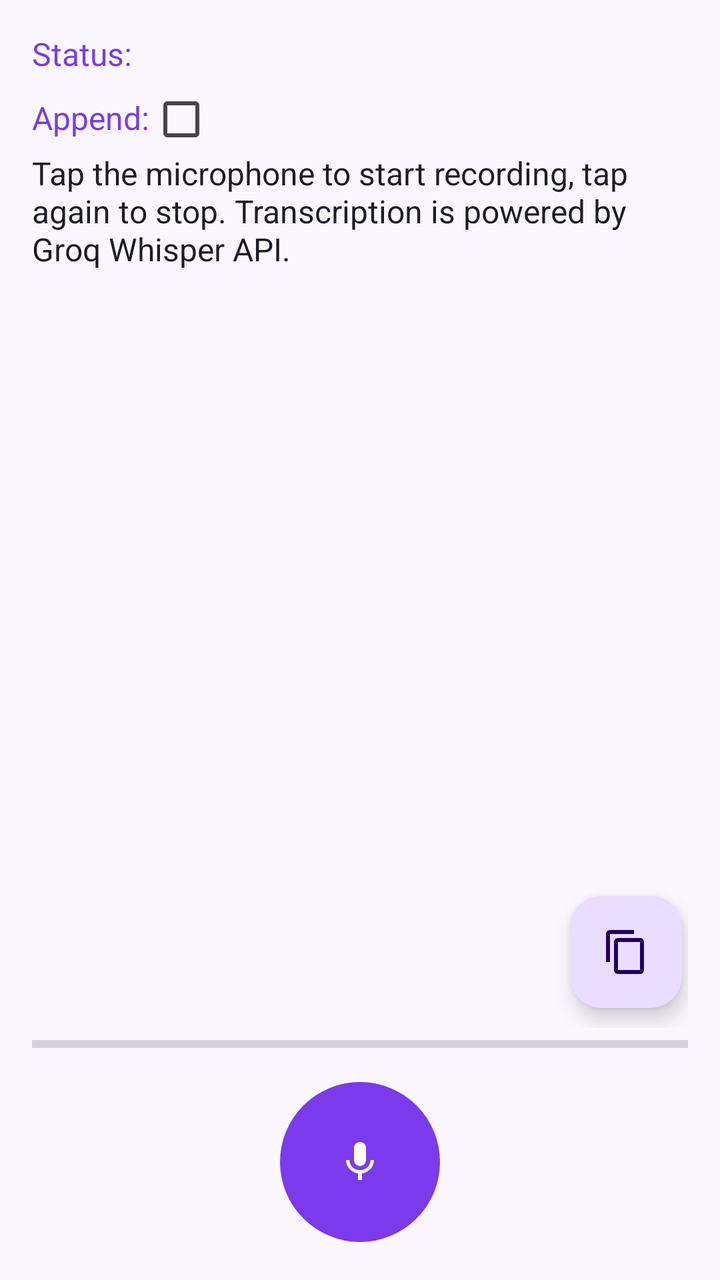
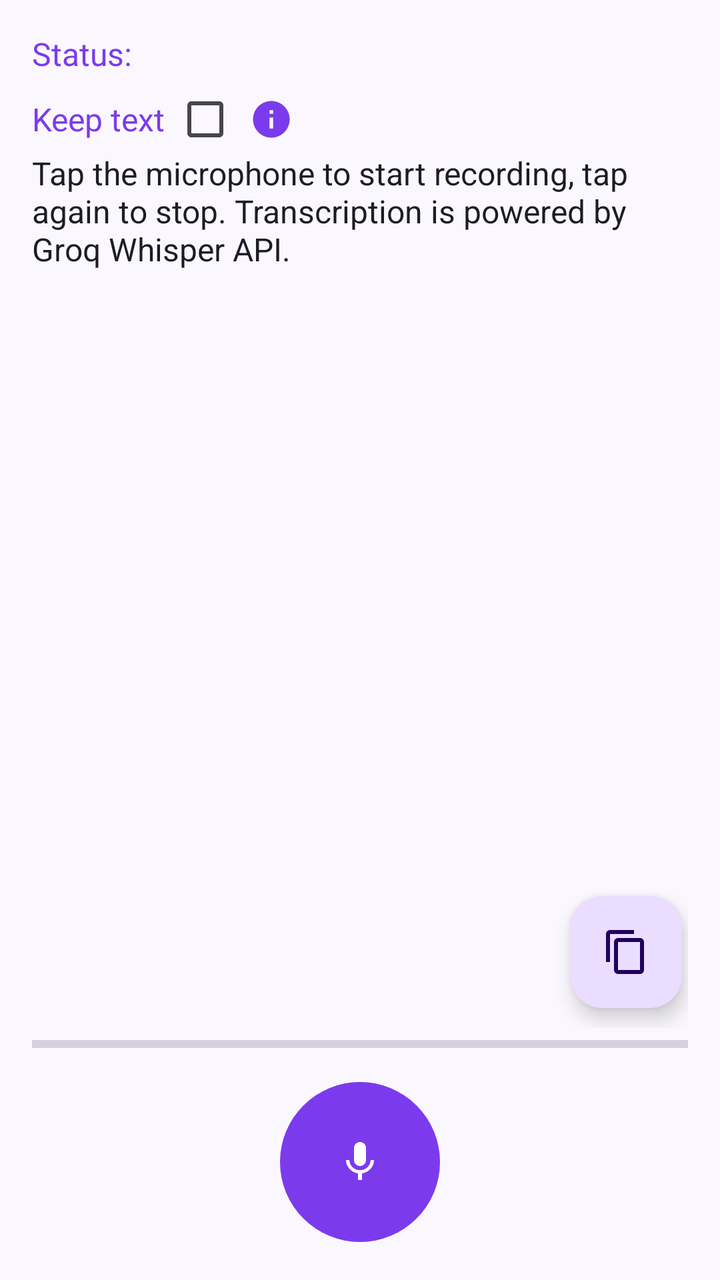

Compare the two renders of this Android layout. The source of the first and the diff that turns it into the second are given below.
<!-- AndroidManifest.xml: application theme Theme.WhisperGroq.ActionBar -->
<!-- res/layout/activity_main.xml -->
<?xml version="1.0" encoding="utf-8"?>
<androidx.coordinatorlayout.widget.CoordinatorLayout xmlns:android="http://schemas.android.com/apk/res/android"
    android:layout_width="match_parent"
    android:layout_height="match_parent"
    android:fitsSystemWindows="true">
    <LinearLayout
        android:layout_width="match_parent"
        android:layout_height="match_parent"
        android:orientation="vertical"
        android:padding="16dp">

        <LinearLayout
            android:layout_width="match_parent"
            android:layout_height="wrap_content"
            android:layout_marginBottom="6dp"
            android:orientation="horizontal">

            <TextView
                android:id="@+id/tvStatusTitle"
                android:layout_width="wrap_content"
                android:layout_height="wrap_content"
                android:textSize="16sp"
                android:textColor="?attr/colorPrimary"
                android:text="@string/status"
                android:layout_marginEnd="8dp" />

            <TextView
                android:id="@+id/tvStatus"
                android:layout_width="wrap_content"
                android:layout_height="wrap_content"
                android:textSize="16sp"
                android:layout_marginStart="8dp" />
        </LinearLayout>

        <LinearLayout
            android:layout_width="match_parent"
            android:layout_height="wrap_content"
            android:gravity="start">

            <TextView
                android:layout_width="wrap_content"
                android:layout_height="wrap_content"
                android:gravity="center_vertical"
                android:textSize="16sp"
                android:textColor="?attr/colorPrimary"
                android:text="@string/append" />

            <CheckBox
                android:id="@+id/mode_append"
                android:layout_width="wrap_content"
                android:layout_height="wrap_content"
                android:minWidth="0dp"
                android:minHeight="0dp"
                android:contentDescription="@string/append"/>
        </LinearLayout>


        <RelativeLayout
            android:layout_width="match_parent"
            android:layout_height="0dp"
            android:layout_weight="1">
            <ScrollView
                android:id="@+id/scrollView"
                android:layout_width="match_parent"
                android:layout_height="match_parent">

                <EditText
                    android:id="@+id/tvResult"
                    android:layout_width="match_parent"
                    android:layout_height="wrap_content"
                    android:cursorVisible="false"
                    android:background="@null"
                    android:text="@string/instructions"
                    android:textSize="16sp" />
            </ScrollView>
            <com.google.android.material.floatingactionbutton.FloatingActionButton
                android:id="@+id/fabCopy"
                android:layout_width="wrap_content"
                android:layout_height="wrap_content"
                android:layout_alignParentEnd="true"
                android:layout_alignParentBottom="true"
                android:layout_marginStart="10dp"
                android:layout_marginTop="10dp"
                android:layout_marginEnd="3dp"
                android:layout_marginBottom="10dp"
                android:contentDescription="@string/copy_to_clipboard"
                android:src="@drawable/ic_copy" />
        </RelativeLayout>

        <ProgressBar
            android:id="@+id/processing_bar"
            android:layout_width="match_parent"
            android:layout_height="wrap_content"
            android:indeterminate="false"
            android:progressTint="?attr/colorPrimary"
            android:indeterminateTint="?attr/colorPrimary"
            style="?android:attr/progressBarStyleHorizontal"/>

        <RelativeLayout
            android:layout_width="wrap_content"
            android:layout_height="wrap_content"
            android:layout_gravity="center_horizontal"
            android:layout_marginTop="8dp">

            <ImageButton
                android:id="@+id/btnRecord"
                android:layout_width="80dp"
                android:layout_height="80dp"
                android:layout_margin="3dp"
                android:layout_centerHorizontal="true"
                android:background="@drawable/kb_mic_button"
                android:padding="16dp"
                android:contentDescription="@string/record_button"
                android:src="@drawable/ic_mic_48dp" />
        </RelativeLayout>
    </LinearLayout>
</androidx.coordinatorlayout.widget.CoordinatorLayout>
<!-- resources referenced by this layout -->
<resources>
  <!-- drawable ic_copy (drawable) -->
  <vector xmlns:android="http://schemas.android.com/apk/res/android"
      android:width="24dp"
      android:height="24dp"
      android:viewportWidth="24"
      android:viewportHeight="24">
    
    <path
        android:fillColor="?attr/colorOnPrimaryContainer"
        android:pathData="M16,1L4,1c-1.1,0 -2,0.9 -2,2v14h2L4,3h12L16,1zM19,5L8,5c-1.1,0 -2,0.9 -2,2v14c0,1.1 0.9,2 2,2h11c1.1,0 2,-0.9 2,-2L21,7c0,-1.1 -0.9,-2 -2,-2zM19,21L8,21L8,7h11v14z"/>
  </vector>
  <!-- drawable ic_mic_48dp (drawable) -->
  <vector xmlns:android="http://schemas.android.com/apk/res/android"
      android:width="24dp"
      android:height="24dp"
      android:viewportWidth="24"
      android:viewportHeight="24">
    
    <path
        android:fillColor="?attr/colorOnPrimary"
        android:pathData="M12,14c1.66,0 2.99,-1.34 2.99,-3L15,5c0,-1.66 -1.34,-3 -3,-3S9,3.34 9,5v6c0,1.66 1.34,3 3,3zm5.3,-3c0,3 -2.54,5.1 -5.3,5.1S6.7,14 6.7,11H5c0,3.41 2.72,6.23 6,6.72V21h2v-3.28c3.28,-0.48 6,-3.3 6,-6.72h-1.7z"/>
  </vector>
  <!-- drawable kb_mic_button (drawable) -->
  <?xml version="1.0" encoding="utf-8"?>
  <selector xmlns:android="http://schemas.android.com/apk/res/android">
      <item android:state_pressed="true">
          <shape android:shape="oval">
              <solid android:color="@color/recording" />
          </shape>
      </item>
      <item>
          <shape android:shape="oval">
              <solid android:color="?attr/colorPrimary" />
          </shape>
      </item>
  </selector>
  <string name="append">Append:</string>
  <string name="copy_to_clipboard">Copy</string>
  <string name="instructions">Tap the microphone to start recording, tap again to stop. Transcription is powered by Groq Whisper API.</string>
  <string name="record_button">Record</string>
  <string name="status">Status:</string>
  <style name="Theme.WhisperGroq.ActionBar" parent="Theme.Material3.DayNight">
          <item name="colorPrimary">@color/colorAccent</item>
          <item name="colorPrimaryVariant">@color/colorAccentDark</item>
          <item name="colorSecondary">@color/colorAccent</item>
          <item name="colorSurface">@color/surface</item>
          <item name="colorOnSurface">@color/text_primary</item>
          <item name="android:windowBackground">@color/windowBackground</item>
          <item name="android:textColorPrimary">@color/text_primary</item>
          <item name="android:textColorSecondary">@color/text_secondary</item>
      </style>
  <color name="recording">#DC2626</color>
  <color name="colorAccent">#7C3AED</color>
  <color name="colorAccentDark">#5B21B6</color>
  <color name="surface">#FFFFFF</color>
  <color name="text_primary">#1E1B29</color>
  <color name="windowBackground">#FAF8FE</color>
  <color name="text_secondary">#6B6385</color>
</resources>

<!-- the commit's change to res/layout/activity_main.xml (unified diff, before → after) -->
@@ -8,6 +8,34 @@
         android:layout_height="match_parent"
         android:orientation="vertical"
         android:padding="16dp">
+
+        <LinearLayout
+            android:id="@+id/bannerIme"
+            android:layout_width="match_parent"
+            android:layout_height="wrap_content"
+            android:layout_marginBottom="10dp"
+            android:orientation="horizontal"
+            android:gravity="center_vertical"
+            android:padding="12dp"
+            android:background="@drawable/banner_bg"
+            android:visibility="gone">
+
+            <TextView
+                android:layout_width="0dp"
+                android:layout_height="wrap_content"
+                android:layout_weight="1"
+                android:textSize="14sp"
+                android:textColor="?attr/colorOnPrimaryContainer"
+                android:text="@string/ime_not_enabled" />
+
+            <Button
+                android:id="@+id/btnEnableIme"
+                style="@style/Widget.Material3.Button.TextButton"
+                android:layout_width="wrap_content"
+                android:layout_height="wrap_content"
+                android:textColor="?attr/colorOnPrimaryContainer"
+                android:text="@string/ime_enable_action" />
+        </LinearLayout>
 
         <LinearLayout
             android:layout_width="match_parent"
@@ -35,7 +63,7 @@
         <LinearLayout
             android:layout_width="match_parent"
             android:layout_height="wrap_content"
-            android:gravity="start">
+            android:gravity="center_vertical">
 
             <TextView
                 android:layout_width="wrap_content"
@@ -51,7 +79,18 @@
                 android:layout_height="wrap_content"
                 android:minWidth="0dp"
                 android:minHeight="0dp"
+                android:layout_marginStart="4dp"
                 android:contentDescription="@string/append"/>
+
+            <ImageButton
+                android:id="@+id/infoAppend"
+                android:layout_width="22dp"
+                android:layout_height="22dp"
+                android:layout_marginStart="6dp"
+                android:background="?attr/selectableItemBackgroundBorderless"
+                android:src="@drawable/ic_info_48dp"
+                android:scaleType="fitCenter"
+                android:contentDescription="@string/append_hint"/>
         </LinearLayout>
 
 
@@ -109,7 +148,7 @@
                 android:layout_margin="3dp"
                 android:layout_centerHorizontal="true"
                 android:background="@drawable/kb_mic_button"
-                android:padding="16dp"
+                android:padding="10dp"
                 android:contentDescription="@string/record_button"
                 android:src="@drawable/ic_mic_48dp" />
         </RelativeLayout>
<!-- resource entries referenced after the edit -->
@@ -1,5 +1,11 @@
 <!-- resources referenced by this layout -->
 <resources>
+  <!-- drawable banner_bg (drawable) -->
+  <?xml version="1.0" encoding="utf-8"?>
+  <shape xmlns:android="http://schemas.android.com/apk/res/android">
+      <solid android:color="?attr/colorPrimaryContainer" />
+      <corners android:radius="16dp" />
+  </shape>
   <!-- drawable ic_copy (drawable) -->
   <vector xmlns:android="http://schemas.android.com/apk/res/android"
       android:width="24dp"
@@ -10,6 +16,17 @@
     <path
         android:fillColor="?attr/colorOnPrimaryContainer"
         android:pathData="M16,1L4,1c-1.1,0 -2,0.9 -2,2v14h2L4,3h12L16,1zM19,5L8,5c-1.1,0 -2,0.9 -2,2v14c0,1.1 0.9,2 2,2h11c1.1,0 2,-0.9 2,-2L21,7c0,-1.1 -0.9,-2 -2,-2zM19,21L8,21L8,7h11v14z"/>
+  </vector>
+  <!-- drawable ic_info_48dp (drawable) -->
+  <vector xmlns:android="http://schemas.android.com/apk/res/android"
+      android:width="24dp"
+      android:height="24dp"
+      android:viewportWidth="24"
+      android:viewportHeight="24">
+    
+    <path
+        android:fillColor="?attr/colorPrimary"
+        android:pathData="M12,2C6.48,2 2,6.48 2,12s4.48,10 10,10 10,-4.48 10,-10S17.52,2 12,2zM13,17h-2v-6h2v6zM13,9h-2V7h2v2z"/>
   </vector>
   <!-- drawable ic_mic_48dp (drawable) -->
   <vector xmlns:android="http://schemas.android.com/apk/res/android"
@@ -36,8 +53,11 @@
           </shape>
       </item>
   </selector>
-  <string name="append">Append:</string>
+  <string name="append">Keep text</string>
+  <string name="append_hint">Check the box so the text is not replaced: new transcriptions are appended to the end of the current text.</string>
   <string name="copy_to_clipboard">Copy</string>
+  <string name="ime_enable_action">Enable</string>
+  <string name="ime_not_enabled">Whisper-Groq keyboard is not enabled</string>
   <string name="instructions">Tap the microphone to start recording, tap again to stop. Transcription is powered by Groq Whisper API.</string>
   <string name="record_button">Record</string>
   <string name="status">Status:</string>
